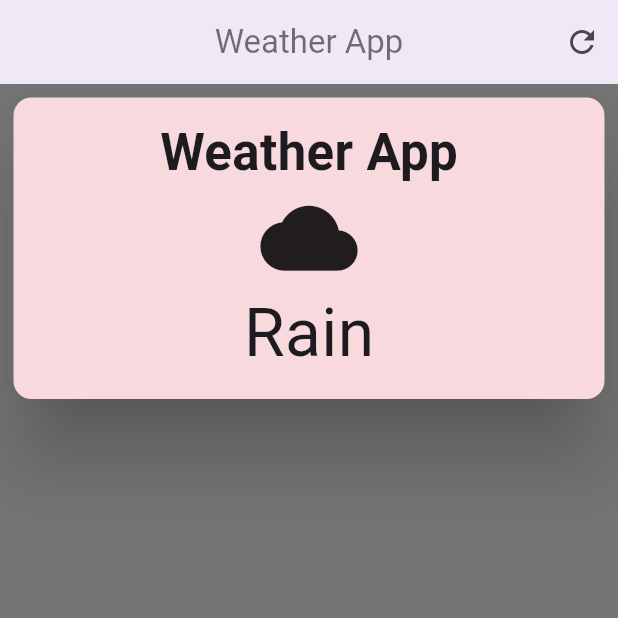
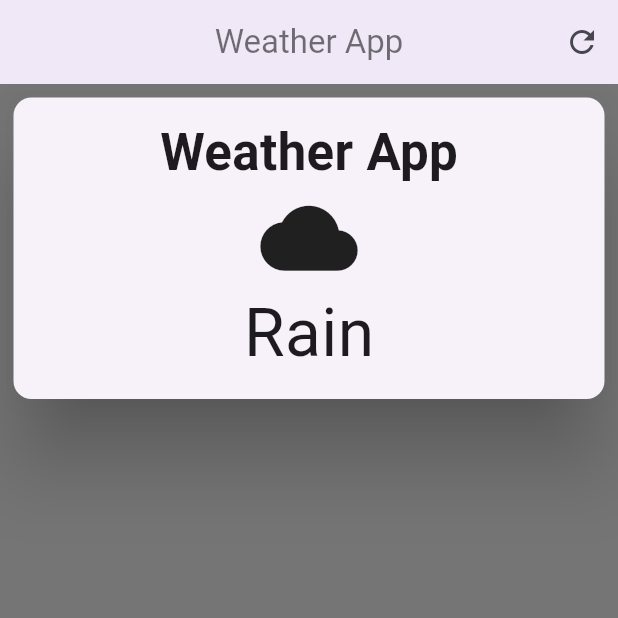
Before and after one commit to Jn-Sajol/Flutter-Weather-App, a Flutter app: the screen it shows after launch, on a phone screen of 412 x 824 dp, the top half of it. Run offline on Flutter 3.47's test engine with Material 3 defaults, Android fonts, the phone set to English and light mode, and no system bars.

```diff
--- a/lib/Weather_app.dart
+++ b/lib/Weather_app.dart
@@ -29,8 +29,8 @@ class WeatherApp extends StatelessWidget {
         child: Column(
           children: [
             Card(
-              surfaceTintColor: Colors.red,
                 elevation: 23,
+                // color:Colors.black,
                 child: Container(
                   width: double.infinity,
                   padding: EdgeInsets.all(12),
@@ -45,6 +45,7 @@ class WeatherApp extends StatelessWidget {
                       Icon(
                         Icons.cloud,
                         size: 65,
+                        // color: Colors.white,
                       ),
                       Text(
                         'Rain',
```
